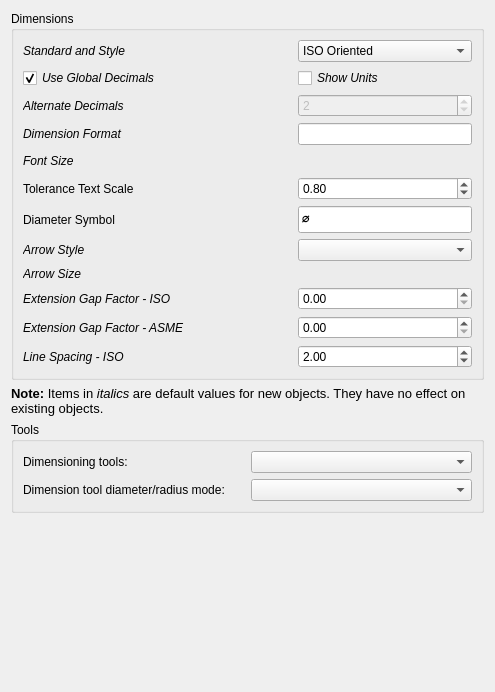
This is src/Mod/TechDraw/Gui/DlgPrefsTechDrawDimensions.ui in southseact-3d/fcd as Qt 5 draws it before an edit. The edited form follows.
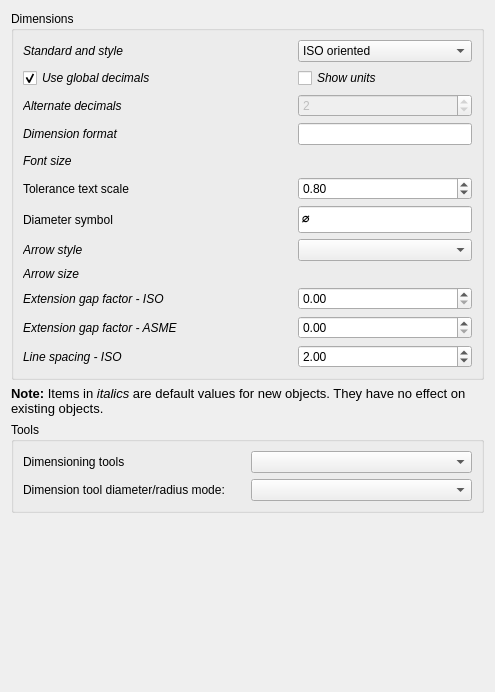
This is the edited form. Custom widgets are drawn as their Qt base class.

Commit message:
TechDraw: Update UI strings for consistency
Closes: #22143

Diff of the .ui file:
```diff
--- a/src/Mod/TechDraw/Gui/DlgPrefsTechDrawDimensions.ui
+++ b/src/Mod/TechDraw/Gui/DlgPrefsTechDrawDimensions.ui
@@ -64,7 +64,7 @@
            </font>
           </property>
           <property name="text">
-           <string>Dimension Format</string>
+           <string>Dimension format</string>
           </property>
          </widget>
         </item>
@@ -93,7 +93,7 @@
         <item row="6" column="0">
          <widget class="QLabel" name="label_8">
           <property name="text">
-           <string>Diameter Symbol</string>
+           <string>Diameter symbol</string>
           </property>
          </widget>
         </item>
@@ -116,7 +116,7 @@
           </property>
           <item>
            <property name="text">
-            <string>ISO Oriented</string>
+            <string>ISO oriented</string>
            </property>
           </item>
           <item>
@@ -144,7 +144,7 @@
            </font>
           </property>
           <property name="text">
-           <string>Font Size</string>
+           <string>Font size</string>
           </property>
          </widget>
         </item>
@@ -165,7 +165,7 @@
            <string>Append unit to dimension values</string>
           </property>
           <property name="text">
-           <string>Show Units</string>
+           <string>Show units</string>
           </property>
           <property name="prefEntry" stdset="0">
            <cstring>ShowUnits</cstring>
@@ -183,7 +183,7 @@
            </font>
           </property>
           <property name="text">
-           <string>Standard and Style</string>
+           <string>Standard and style</string>
           </property>
          </widget>
         </item>
@@ -217,7 +217,7 @@
            </font>
           </property>
           <property name="text">
-           <string>Arrow Size</string>
+           <string>Arrow size</string>
           </property>
          </widget>
         </item>
@@ -229,7 +229,7 @@
            </font>
           </property>
           <property name="text">
-           <string>Arrow Style</string>
+           <string>Arrow style</string>
           </property>
          </widget>
         </item>
@@ -288,7 +288,7 @@
            </font>
           </property>
           <property name="text">
-           <string>Tolerance Text Scale</string>
+           <string>Tolerance text scale</string>
           </property>
          </widget>
         </item>
@@ -361,7 +361,7 @@
            <string>Use system setting for number of decimals</string>
           </property>
           <property name="text">
-           <string>Use Global Decimals</string>
+           <string>Use global decimals</string>
           </property>
           <property name="checked">
            <bool>true</bool>
@@ -395,7 +395,7 @@
            </font>
           </property>
           <property name="text">
-           <string>Alternate Decimals</string>
+           <string>Alternate decimals</string>
           </property>
          </widget>
         </item>
@@ -410,7 +410,7 @@
            <string>Controls the gap size between the dimension point and the start of the extension line for ISO dimensions.</string>
           </property>
           <property name="text">
-           <string>Extension Gap Factor - ISO</string>
+           <string>Extension gap factor - ISO</string>
           </property>
          </widget>
         </item>
@@ -438,7 +438,7 @@
            <string>Controls the gap size between the dimension point and the start of the extension line for ASME dimensions.</string>
           </property>
           <property name="text">
-           <string>Extension Gap Factor - ASME</string>
+           <string>Extension gap factor - ASME</string>
           </property>
          </widget>
         </item>
@@ -488,7 +488,7 @@
            <string>Controls the gap size between dimension line and dimension text for ISO dimensions.</string>
           </property>
           <property name="text">
-           <string>Line Spacing - ISO</string>
+           <string>Line spacing - ISO</string>
           </property>
          </widget>
         </item>
@@ -545,7 +545,7 @@
       <item row="0" column="0">
        <widget class="QLabel" name="dimensioningLabel">
         <property name="text">
-         <string>Dimensioning tools:</string>
+         <string>Dimensioning tools</string>
         </property>
        </widget>
       </item>
```
Left out of the diff: 32 changed lines with no effect on the pictures. The commit also changes 92 other files.
